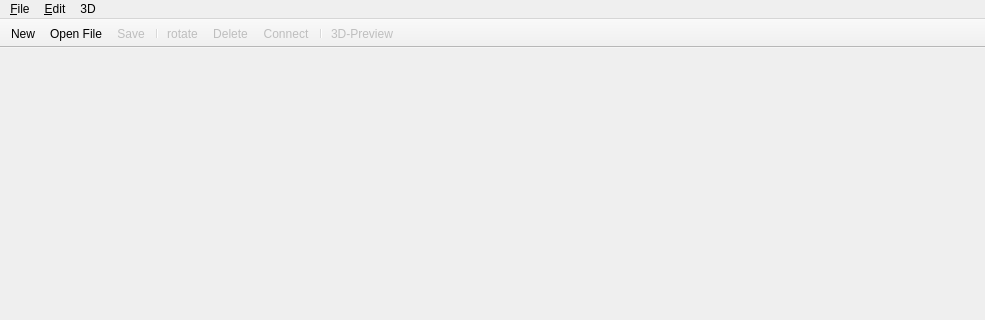
First picture: the form in mainwindow.ui, repository jitsem/thesisqt3d, before the edit; both pictures show x 0 to 985 and y 0 to 320 of the 985 by 588 pixel window.
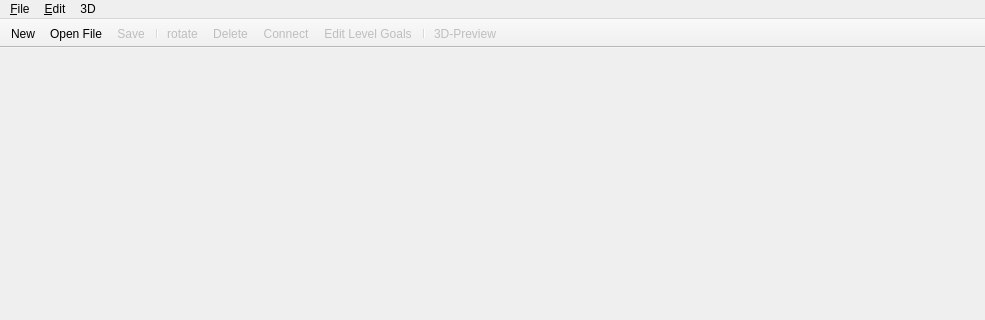
Second picture: the form after the edit. Icons and pictures are not drawn.

```diff
--- a/mainwindow.ui
+++ b/mainwindow.ui
@@ -85,6 +85,7 @@
    <addaction name="actionRotate"/>
    <addaction name="actionDelete"/>
    <addaction name="actionConnect"/>
+   <addaction name="actionEdit_Goals"/>
    <addaction name="separator"/>
    <addaction name="action3D_Preview"/>
   </widget>
@@ -230,6 +231,21 @@
     <string>Ctrl+L</string>
    </property>
   </action>
+  <action name="actionEdit_Goals">
+   <property name="enabled">
+    <bool>false</bool>
+   </property>
+   <property name="icon">
+    <iconset resource="levelbuilder.qrc">
+     <normaloff>:/assets/icons/png/flag-waving.png</normaloff>:/assets/icons/png/flag-waving.png</iconset>
+   </property>
+   <property name="text">
+    <string>Edit Level Goals</string>
+   </property>
+   <property name="toolTip">
+    <string>Edit level goals</string>
+   </property>
+  </action>
  </widget>
  <layoutdefault spacing="6" margin="11"/>
  <resources>
```
Left out of the diff: 2 changed lines with no effect on the pictures.
